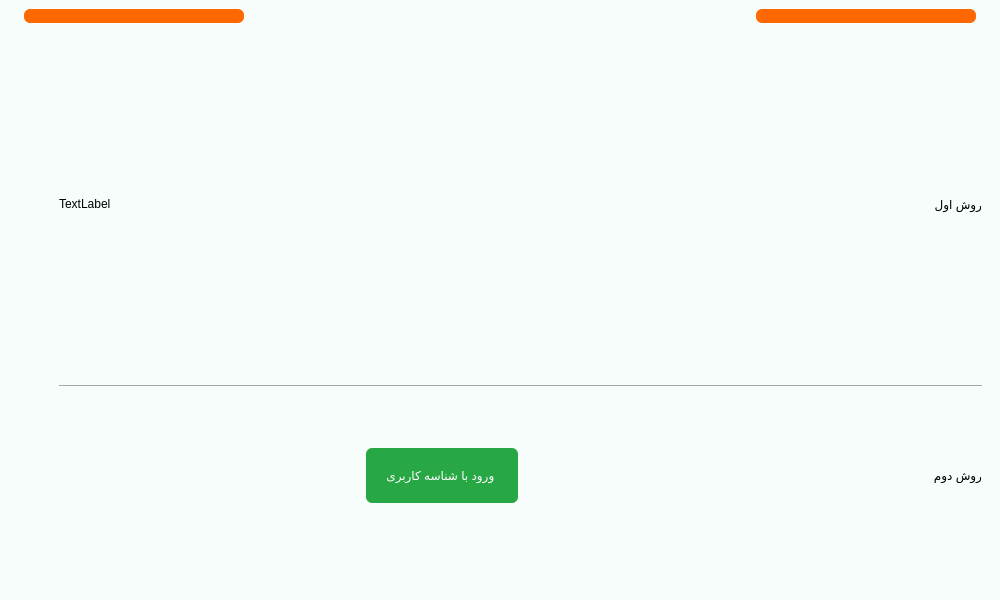
Qt form main.ui (Farazist/raspberrypi-app) before a commit.
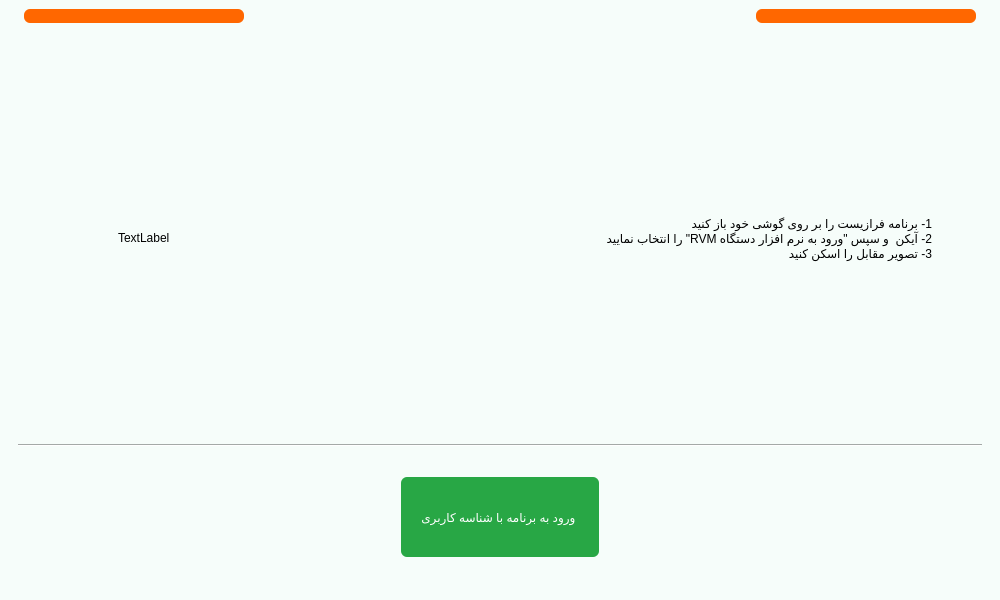
The same form after that commit. Icons and pictures are not drawn.

Commit message: qr stack

```diff
--- a/main.ui
+++ b/main.ui
@@ -2123,19 +2123,25 @@
       <widget class="QWidget" name="pageSignInUserQRcode">
        <layout class="QVBoxLayout" name="verticalLayout_11">
         <property name="leftMargin">
-         <number>50</number>
+         <number>9</number>
         </property>
         <property name="topMargin">
-         <number>0</number>
+         <number>9</number>
         </property>
         <item>
          <layout class="QHBoxLayout" name="horizontalLayout_5">
+          <property name="leftMargin">
+           <number>100</number>
+          </property>
+          <property name="rightMargin">
+           <number>50</number>
+          </property>
           <item alignment="Qt::AlignVCenter">
            <widget class="QLabel" name="lblPixmapQr">
             <property name="minimumSize">
              <size>
               <width>0</width>
-              <height>350</height>
+              <height>400</height>
              </size>
             </property>
             <property name="text">
@@ -2143,23 +2149,28 @@
             </property>
            </widget>
           </item>
-          <item alignment="Qt::AlignRight|Qt::AlignVCenter">
-           <widget class="QLabel" name="label_11">
-            <property name="text">
-             <string/>
+          <item>
+           <widget class="QLabel" name="lblQrText">
+            <property name="minimumSize">
+             <size>
+              <width>500</width>
+              <height>400</height>
+             </size>
             </property>
-            <property name="pixmap">
-             <pixmap>images/vector/qr-scan.png</pixmap>
-            </property>
-           </widget>
-          </item>
-          <item alignment="Qt::AlignRight">
-           <widget class="QLabel" name="label_3">
             <property name="styleSheet">
-             <string notr="true">font: 22pt &quot;IRANSans&quot;;</string>
+             <string notr="true">font: 22pt &quot;IRANSansFaNum&quot;;
+color: rgb(0, 0, 0);</string>
             </property>
             <property name="text">
-             <string>روش اول</string>
+             <string>1- برنامه فرازیست را بر روی گوشی خود باز کنید
+2- آیکن &lt;img src=&quot;images\icons\qr-code.png&quot;&gt; و سپس &quot;ورود به نرم افزار دستگاه RVM&quot; را انتخاب نمایید
+3- تصویر مقابل را اسکن کنید</string>
+            </property>
+            <property name="alignment">
+             <set>Qt::AlignLeading|Qt::AlignLeft|Qt::AlignVCenter</set>
+            </property>
+            <property name="wordWrap">
+             <bool>true</bool>
             </property>
            </widget>
           </item>
@@ -2174,8 +2185,14 @@
         </item>
         <item>
          <layout class="QHBoxLayout" name="horizontalLayout_23">
-          <item alignment="Qt::AlignRight|Qt::AlignVCenter">
+          <item alignment="Qt::AlignHCenter|Qt::AlignBottom">
            <widget class="QPushButton" name="btnSignInUserMobileNumber">
+            <property name="minimumSize">
+             <size>
+              <width>0</width>
+              <height>80</height>
+             </size>
+            </property>
             <property name="styleSheet">
              <string notr="true">QPushButton{
 font: 26pt &quot;IRANSans&quot;;
@@ -2193,7 +2210,7 @@
 }</string>
             </property>
             <property name="text">
-             <string>ورود با شناسه کاربری </string>
+             <string>ورود به برنامه با شناسه کاربری </string>
             </property>
             <property name="icon">
              <iconset>
@@ -2207,16 +2224,6 @@
             </property>
            </widget>
           </item>
-          <item alignment="Qt::AlignRight|Qt::AlignVCenter">
-           <widget class="QLabel" name="label_15">
-            <property name="styleSheet">
-             <string notr="true">font: 22pt &quot;IRANSans&quot;;</string>
-            </property>
-            <property name="text">
-             <string>روش دوم</string>
-            </property>
-           </widget>
-          </item>
          </layout>
         </item>
        </layout>
```
Left out of the diff: 8 changed lines with no effect on the pictures. The commit also changes 2 other files.
